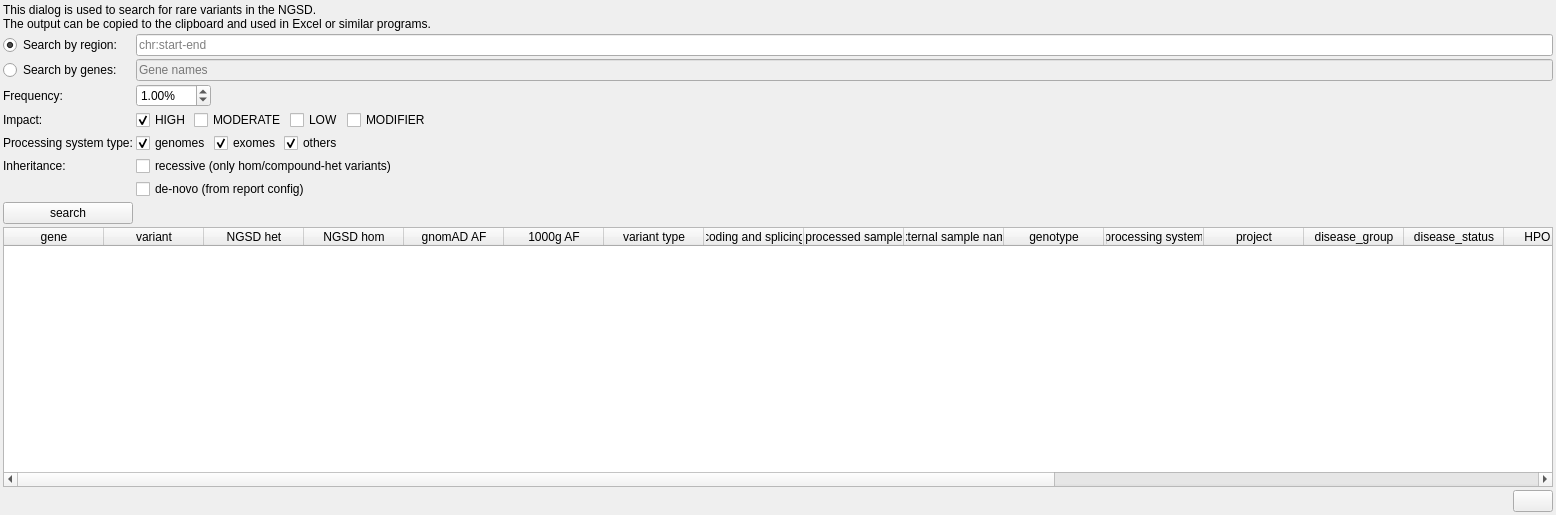
Qt form src/GSvar/SmallVariantSearchWidget.ui (imgag/ngs-bits) before a commit.
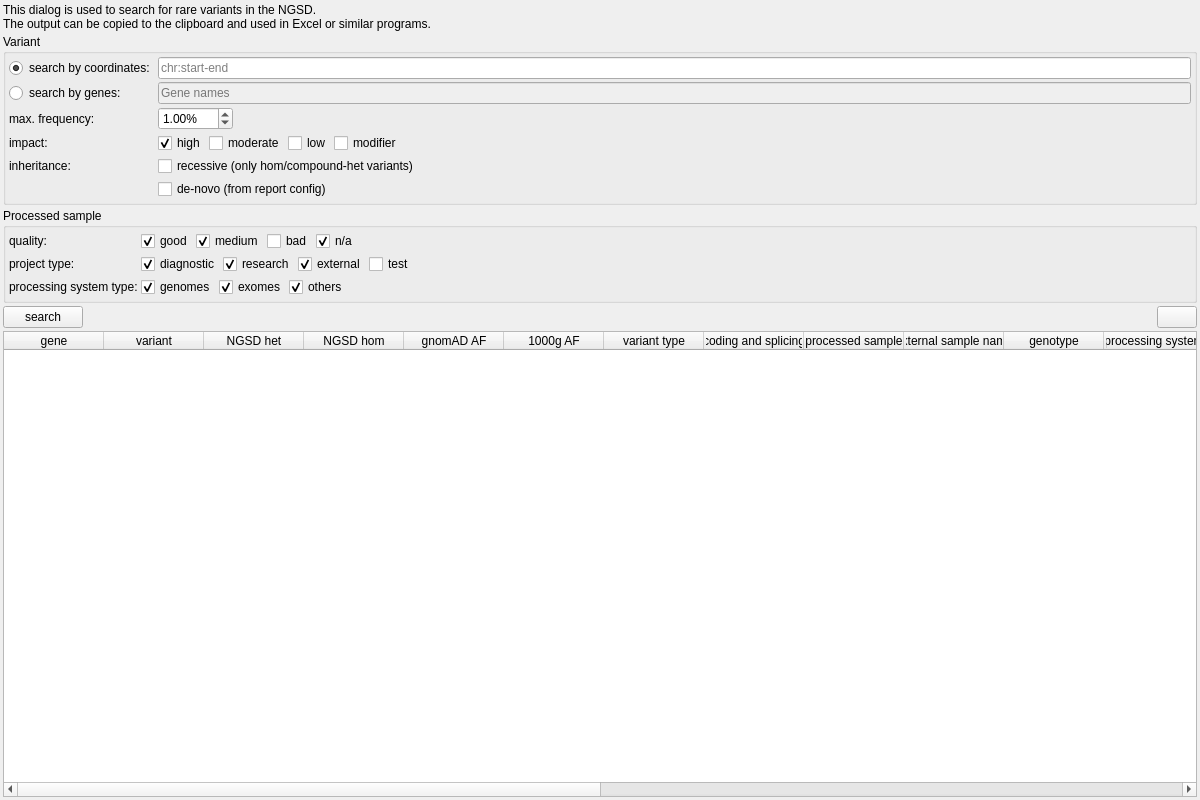
The same form after that commit. Icons and pictures are not drawn.

Commit message: GSvar: Added project type filter to variant search dialogs (small variants, CNVs and SVs).

```diff
--- a/src/GSvar/SmallVariantSearchWidget.ui
+++ b/src/GSvar/SmallVariantSearchWidget.ui
@@ -6,11 +6,20 @@
    <rect>
     <x>0</x>
     <y>0</y>
-    <width>1556</width>
-    <height>515</height>
+    <width>1200</width>
+    <height>800</height>
    </rect>
   </property>
-  <layout class="QGridLayout" name="gridLayout">
+  <property name="minimumSize">
+   <size>
+    <width>1200</width>
+    <height>800</height>
+   </size>
+  </property>
+  <layout class="QVBoxLayout" name="verticalLayout">
+   <property name="spacing">
+    <number>3</number>
+   </property>
    <property name="leftMargin">
     <number>3</number>
    </property>
@@ -23,11 +32,453 @@
    <property name="bottomMargin">
     <number>3</number>
    </property>
-   <property name="spacing">
-    <number>3</number>
-   </property>
-   <item row="10" column="0" colspan="2">
+   <item>
+    <widget class="QLabel" name="label_4">
+     <property name="text">
+      <string>&lt;html&gt;&lt;head/&gt;&lt;body&gt;&lt;p&gt;This dialog is used to search for rare variants in the NGSD. &lt;br/&gt;The output can be copied to the clipboard and used in Excel or similar programs.&lt;/p&gt;&lt;/body&gt;&lt;/html&gt;</string>
+     </property>
+    </widget>
+   </item>
+   <item>
+    <widget class="QGroupBox" name="groupBox">
+     <property name="title">
+      <string>Variant</string>
+     </property>
+     <property name="flat">
+      <bool>true</bool>
+     </property>
+     <layout class="QGridLayout" name="gridLayout">
+      <property name="leftMargin">
+       <number>3</number>
+      </property>
+      <property name="topMargin">
+       <number>3</number>
+      </property>
+      <property name="rightMargin">
+       <number>3</number>
+      </property>
+      <property name="bottomMargin">
+       <number>3</number>
+      </property>
+      <property name="spacing">
+       <number>3</number>
+      </property>
+      <item row="0" column="0">
+       <widget class="QRadioButton" name="radio_region">
+        <property name="toolTipDuration">
+         <number>-40</number>
+        </property>
+        <property name="text">
+         <string>search by coordinates:</string>
+        </property>
+        <property name="checked">
+         <bool>true</bool>
+        </property>
+        <attribute name="buttonGroup">
+         <string notr="true">buttonGroup</string>
+        </attribute>
+       </widget>
+      </item>
+      <item row="0" column="1">
+       <widget class="QLineEdit" name="region">
+        <property name="text">
+         <string/>
+        </property>
+        <property name="placeholderText">
+         <string>chr:start-end</string>
+        </property>
+       </widget>
+      </item>
+      <item row="1" column="0">
+       <widget class="QRadioButton" name="radio_genes">
+        <property name="text">
+         <string>search by genes:</string>
+        </property>
+        <property name="checked">
+         <bool>false</bool>
+        </property>
+        <attribute name="buttonGroup">
+         <string notr="true">buttonGroup</string>
+        </attribute>
+       </widget>
+      </item>
+      <item row="1" column="1">
+       <widget class="QLineEdit" name="genes">
+        <property name="enabled">
+         <bool>false</bool>
+        </property>
+        <property name="toolTip">
+         <string>Uses the gene locus extended by 5000 bases as region.</string>
+        </property>
+        <property name="text">
+         <string/>
+        </property>
+        <property name="placeholderText">
+         <string>Gene names</string>
+        </property>
+       </widget>
+      </item>
+      <item row="2" column="0">
+       <widget class="QLabel" name="label_3">
+        <property name="toolTip">
+         <string>Maximum allele frequency in 1000G/gnomAD.</string>
+        </property>
+        <property name="text">
+         <string>max. frequency:</string>
+        </property>
+       </widget>
+      </item>
+      <item row="2" column="1">
+       <layout class="QHBoxLayout" name="horizontalLayout">
+        <property name="spacing">
+         <number>3</number>
+        </property>
+        <item>
+         <widget class="QDoubleSpinBox" name="filter_af">
+          <property name="suffix">
+           <string>%</string>
+          </property>
+          <property name="maximum">
+           <double>100.000000000000000</double>
+          </property>
+          <property name="singleStep">
+           <double>0.100000000000000</double>
+          </property>
+          <property name="value">
+           <double>1.000000000000000</double>
+          </property>
+         </widget>
+        </item>
+        <item>
+         <spacer name="horizontalSpacer_2">
+          <property name="orientation">
+           <enum>Qt::Horizontal</enum>
+          </property>
+          <property name="sizeHint" stdset="0">
+           <size>
+            <width>658</width>
+            <height>5</height>
+           </size>
+          </property>
+         </spacer>
+        </item>
+       </layout>
+      </item>
+      <item row="3" column="0">
+       <widget class="QLabel" name="label_2">
+        <property name="toolTip">
+         <string>Variant impact on protein.</string>
+        </property>
+        <property name="text">
+         <string>impact:</string>
+        </property>
+       </widget>
+      </item>
+      <item row="3" column="1">
+       <layout class="QHBoxLayout" name="horizontalLayout_2">
+        <property name="spacing">
+         <number>3</number>
+        </property>
+        <item>
+         <widget class="QCheckBox" name="filter_impact_high">
+          <property name="text">
+           <string>high</string>
+          </property>
+          <property name="checked">
+           <bool>true</bool>
+          </property>
+         </widget>
+        </item>
+        <item>
+         <widget class="QCheckBox" name="filter_impact_moderate">
+          <property name="text">
+           <string>moderate</string>
+          </property>
+         </widget>
+        </item>
+        <item>
+         <widget class="QCheckBox" name="filter_impact_low">
+          <property name="text">
+           <string>low</string>
+          </property>
+         </widget>
+        </item>
+        <item>
+         <widget class="QCheckBox" name="filter_impact_modifier">
+          <property name="text">
+           <string>modifier</string>
+          </property>
+         </widget>
+        </item>
+        <item>
+         <spacer name="horizontalSpacer">
+          <property name="orientation">
+           <enum>Qt::Horizontal</enum>
+          </property>
+          <property name="sizeHint" stdset="0">
+           <size>
+            <width>40</width>
+            <height>5</height>
+           </size>
+          </property>
+         </spacer>
+        </item>
+       </layout>
+      </item>
+      <item row="4" column="0">
+       <widget class="QLabel" name="label_5">
+        <property name="text">
+         <string>inheritance:</string>
+        </property>
+       </widget>
+      </item>
+      <item row="4" column="1">
+       <widget class="QCheckBox" name="filter_recessive">
+        <property name="text">
+         <string>recessive (only hom/compound-het variants)</string>
+        </property>
+       </widget>
+      </item>
+      <item row="5" column="1">
+       <widget class="QCheckBox" name="filter_denovo">
+        <property name="text">
+         <string>de-novo (from report config)</string>
+        </property>
+       </widget>
+      </item>
+     </layout>
+    </widget>
+   </item>
+   <item>
+    <widget class="QGroupBox" name="groupBox_2">
+     <property name="title">
+      <string>Processed sample</string>
+     </property>
+     <property name="flat">
+      <bool>true</bool>
+     </property>
+     <layout class="QGridLayout" name="gridLayout_2">
+      <property name="leftMargin">
+       <number>3</number>
+      </property>
+      <property name="topMargin">
+       <number>3</number>
+      </property>
+      <property name="rightMargin">
+       <number>3</number>
+      </property>
+      <property name="bottomMargin">
+       <number>3</number>
+      </property>
+      <property name="spacing">
+       <number>3</number>
+      </property>
+      <item row="1" column="0">
+       <widget class="QLabel" name="label_6">
+        <property name="text">
+         <string>quality:</string>
+        </property>
+       </widget>
+      </item>
+      <item row="3" column="0">
+       <widget class="QLabel" name="label">
+        <property name="text">
+         <string>processing system type:</string>
+        </property>
+       </widget>
+      </item>
+      <item row="3" column="1">
+       <layout class="QHBoxLayout" name="horizontalLayout_4">
+        <property name="spacing">
+         <number>3</number>
+        </property>
+        <item>
+         <widget class="QCheckBox" name="filter_sys_wgs">
+          <property name="toolTip">
+           <string>Whole genome sequencing.</string>
+          </property>
+          <property name="text">
+           <string>genomes</string>
+          </property>
+          <property name="checked">
+           <bool>true</bool>
+          </property>
+         </widget>
+        </item>
+        <item>
+         <widget class="QCheckBox" name="filter_sys_wes">
+          <property name="toolTip">
+           <string>Whole exome sequencing.</string>
+          </property>
+          <property name="text">
+           <string>exomes</string>
+          </property>
+          <property name="checked">
+           <bool>true</bool>
+          </property>
+         </widget>
+        </item>
+        <item>
+         <widget class="QCheckBox" name="filter_sys_other">
+          <property name="toolTip">
+           <string>Panels, cfDNA, etc.</string>
+          </property>
+          <property name="text">
+           <string>others</string>
+          </property>
+          <property name="checked">
+           <bool>true</bool>
+          </property>
+         </widget>
+        </item>
+        <item>
+         <spacer name="horizontalSpacer_4">
+          <property name="orientation">
+           <enum>Qt::Horizontal</enum>
+          </property>
+          <property name="sizeHint" stdset="0">
+           <size>
+            <width>40</width>
+            <height>5</height>
+           </size>
+          </property>
+         </spacer>
+        </item>
+       </layout>
+      </item>
+      <item row="1" column="1">
+       <layout class="QHBoxLayout" name="horizontalLayout_5">
+        <property name="spacing">
+         <number>3</number>
+        </property>
+        <item>
+         <widget class="QCheckBox" name="q_ps_good">
+          <property name="text">
+           <string>good</string>
+          </property>
+          <property name="checked">
+           <bool>true</bool>
+          </property>
+         </widget>
+        </item>
+        <item>
+         <widget class="QCheckBox" name="q_ps_medium">
+          <property name="text">
+           <string>medium</string>
+          </property>
+          <property name="checked">
+           <bool>true</bool>
+          </property>
+         </widget>
+        </item>
+        <item>
+         <widget class="QCheckBox" name="q_ps_bad">
+          <property name="text">
+           <string>bad</string>
+          </property>
+         </widget>
+        </item>
+        <item>
+         <widget class="QCheckBox" name="q_ps_na">
+          <property name="text">
+           <string>n/a</string>
+          </property>
+          <property name="checked">
+           <bool>true</bool>
+          </property>
+         </widget>
+        </item>
+        <item>
+         <spacer name="horizontalSpacer_5">
+          <property name="orientation">
+           <enum>Qt::Horizontal</enum>
+          </property>
+          <property name="sizeHint" stdset="0">
+           <size>
+            <width>40</width>
+            <height>20</height>
+           </size>
+          </property>
+         </spacer>
+        </item>
+       </layout>
+      </item>
+      <item row="2" column="0">
+       <widget class="QLabel" name="label_7">
+        <property name="text">
+         <string>project type:</string>
+        </property>
+       </widget>
+      </item>
+      <item row="2" column="1">
+       <layout class="QHBoxLayout" name="horizontalLayout_6">
+        <property name="spacing">
+         <number>3</number>
+        </property>
+        <item>
+         <widget class="QCheckBox" name="p_diagnostic">
+          <property name="text">
+           <string>diagnostic</string>
+          </property>
+          <property name="checked">
+           <bool>true</bool>
+          </property>
+         </widget>
+        </item>
+        <item>
+         <widget class="QCheckBox" name="p_research">
+          <property name="text">
+           <string>research</string>
+          </property>
+          <property name="checked">
+           <bool>true</bool>
+          </property>
+         </widget>
+        </item>
+        <item>
+         <widget class="QCheckBox" name="p_external">
+          <property name="text">
+           <string>external</string>
+          </property>
+          <property name="checked">
+           <bool>true</bool>
+          </property>
+         </widget>
+        </item>
+        <item>
+         <widget class="QCheckBox" name="p_test">
+          <property name="text">
+           <string>test</string>
+          </property>
+         </widget>
+        </item>
+        <item>
+         <spacer name="horizontalSpacer_6">
+          <property name="orientation">
+           <enum>Qt::Horizontal</enum>
+          </property>
+          <property name="sizeHint" stdset="0">
+           <size>
+            <width>40</width>
+            <height>20</height>
+           </size>
+          </property>
+         </spacer>
+        </item>
+       </layout>
+      </item>
+     </layout>
+    </widget>
+   </item>
+   <item>
     <layout class="QHBoxLayout" name="horizontalLayout_3">
+     <item>
+      <widget class="QPushButton" name="update_btn">
+       <property name="text">
+        <string>search</string>
+       </property>
+      </widget>
+     </item>
      <item>
       <spacer name="horizontalSpacer_3">
        <property name="orientation">
@@ -60,80 +511,7 @@
      </item>
     </layout>
    </item>
-   <item row="2" column="1">
-    <widget class="QLineEdit" name="genes">
-     <property name="enabled">
-      <bool>false</bool>
-     </property>
-     <property name="toolTip">
-      <string>Uses the gene locus extended by 5000 bases as region.</string>
-     </property>
-     <property name="text">
-      <string/>
-     </property>
-     <property name="placeholderText">
-      <string>Gene names</string>
-     </property>
-    </widget>
-   </item>
-   <item row="7" column="1">
-    <widget class="QCheckBox" name="filter_denovo">
-     <property name="text">
-      <string>de-novo (from report config)</string>
-     </property>
-    </widget>
-   </item>
-   <item row="3" column="1">
-    <layout class="QHBoxLayout" name="horizontalLayout">
-     <property name="spacing">
-      <number>3</number>
-     </property>
-     <item>
-      <widget class="QDoubleSpinBox" name="filter_af">
-       <property name="suffix">
-        <string>%</string>
-       </property>
-       <property name="maximum">
-        <double>100.000000000000000</double>
-       </property>
-       <property name="singleStep">
-        <double>0.100000000000000</double>
-       </property>
-       <property name="value">
-        <double>1.000000000000000</double>
-       </property>
-      </widget>
-     </item>
-     <item>
-      <spacer name="horizontalSpacer_2">
-       <property name="orientation">
-        <enum>Qt::Horizontal</enum>
-       </property>
-       <property name="sizeHint" stdset="0">
-        <size>
-         <width>658</width>
-         <height>5</height>
-        </size>
-       </property>
-      </spacer>
-     </item>
-    </layout>
-   </item>
-   <item row="8" column="0">
-    <widget class="QPushButton" name="update_btn">
-     <property name="text">
-      <string>search</string>
-     </property>
-    </widget>
-   </item>
-   <item row="0" column="0" colspan="2">
-    <widget class="QLabel" name="label_4">
-     <property name="text">
-      <string>&lt;html&gt;&lt;head/&gt;&lt;body&gt;&lt;p&gt;This dialog is used to search for rare variants in the NGSD. &lt;br/&gt;The output can be copied to the clipboard and used in Excel or similar programs.&lt;/p&gt;&lt;/body&gt;&lt;/html&gt;</string>
-     </property>
-    </widget>
-   </item>
-   <item row="9" column="0" colspan="2">
+   <item>
     <widget class="QTableWidget" name="variants">
      <property name="contextMenuPolicy">
       <enum>Qt::CustomContextMenu</enum>
@@ -274,196 +652,6 @@
      </column>
     </widget>
    </item>
-   <item row="6" column="1">
-    <widget class="QCheckBox" name="filter_recessive">
-     <property name="text">
-      <string>recessive (only hom/compound-het variants)</string>
-     </property>
-    </widget>
-   </item>
-   <item row="4" column="1">
-    <layout class="QHBoxLayout" name="horizontalLayout_2">
-     <property name="spacing">
-      <number>3</number>
-     </property>
-     <item>
-      <widget class="QCheckBox" name="filter_impact_high">
-       <property name="text">
-        <string>HIGH</string>
-       </property>
-       <property name="checked">
-        <bool>true</bool>
-       </property>
-      </widget>
-     </item>
-     <item>
-      <widget class="QCheckBox" name="filter_impact_moderate">
-       <property name="text">
-        <string>MODERATE</string>
-       </property>
-      </widget>
-     </item>
-     <item>
-      <widget class="QCheckBox" name="filter_impact_low">
-       <property name="text">
-        <string>LOW</string>
-       </property>
-      </widget>
-     </item>
-     <item>
-      <widget class="QCheckBox" name="filter_impact_modifier">
-       <property name="text">
-        <string>MODIFIER</string>
-       </property>
-      </widget>
-     </item>
-     <item>
-      <spacer name="horizontalSpacer">
-       <property name="orientation">
-        <enum>Qt::Horizontal</enum>
-       </property>
-       <property name="sizeHint" stdset="0">
-        <size>
-         <width>40</width>
-         <height>5</height>
-        </size>
-       </property>
-      </spacer>
-     </item>
-    </layout>
-   </item>
-   <item row="3" column="0">
-    <widget class="QLabel" name="label_3">
-     <property name="toolTip">
-      <string>Maximum allele frequency in 1000G/gnomAD.</string>
-     </property>
-     <property name="text">
-      <string>Frequency:</string>
-     </property>
-    </widget>
-   </item>
-   <item row="4" column="0">
-    <widget class="QLabel" name="label_2">
-     <property name="toolTip">
-      <string>Variant impact on protein.</string>
-     </property>
-     <property name="text">
-      <string>Impact:</string>
-     </property>
-    </widget>
-   </item>
-   <item row="6" column="0">
-    <widget class="QLabel" name="label_5">
-     <property name="text">
-      <string>Inheritance:</string>
-     </property>
-    </widget>
-   </item>
-   <item row="2" column="0">
-    <widget class="QRadioButton" name="radio_genes">
-     <property name="text">
-      <string>Search by genes:</string>
-     </property>
-     <property name="checked">
-      <bool>false</bool>
-     </property>
-     <attribute name="buttonGroup">
-      <string notr="true">buttonGroup</string>
-     </attribute>
-    </widget>
-   </item>
-   <item row="1" column="0">
-    <widget class="QRadioButton" name="radio_region">
-     <property name="toolTipDuration">
-      <number>-40</number>
-     </property>
-     <property name="text">
-      <string>Search by region:</string>
-     </property>
-     <property name="checked">
-      <bool>true</bool>
-     </property>
-     <attribute name="buttonGroup">
-      <string notr="true">buttonGroup</string>
-     </attribute>
-    </widget>
-   </item>
-   <item row="1" column="1">
-    <widget class="QLineEdit" name="region">
-     <property name="text">
-      <string/>
-     </property>
-     <property name="placeholderText">
-      <string>chr:start-end</string>
-     </property>
-    </widget>
-   </item>
-   <item row="5" column="0">
-    <widget class="QLabel" name="label">
-     <property name="text">
-      <string>Processing system type:</string>
-     </property>
-    </widget>
-   </item>
-   <item row="5" column="1">
-    <layout class="QHBoxLayout" name="horizontalLayout_4">
-     <property name="spacing">
-      <number>3</number>
-     </property>
-     <item>
-      <widget class="QCheckBox" name="filter_sys_wgs">
-       <property name="toolTip">
-        <string>Whole genome sequencing.</string>
-       </property>
-       <property name="text">
-        <string>genomes</string>
-       </property>
-       <property name="checked">
-        <bool>true</bool>
-       </property>
-      </widget>
-     </item>
-     <item>
-      <widget class="QCheckBox" name="filter_sys_wes">
-       <property name="toolTip">
-        <string>Whole exome sequencing.</string>
-       </property>
-       <property name="text">
-        <string>exomes</string>
-       </property>
-       <property name="checked">
-        <bool>true</bool>
-       </property>
-      </widget>
-     </item>
-     <item>
-      <widget class="QCheckBox" name="filter_sys_other">
-       <property name="toolTip">
-        <string>Panels, cfDNA, etc.</string>
-       </property>
-       <property name="text">
-        <string>others</string>
-       </property>
-       <property name="checked">
-        <bool>true</bool>
-       </property>
-      </widget>
-     </item>
-     <item>
-      <spacer name="horizontalSpacer_4">
-       <property name="orientation">
-        <enum>Qt::Horizontal</enum>
-       </property>
-       <property name="sizeHint" stdset="0">
-        <size>
-         <width>40</width>
-         <height>5</height>
-        </size>
-       </property>
-      </spacer>
-     </item>
-    </layout>
-   </item>
   </layout>
  </widget>
  <resources>
```
The commit also changes 6 other files.
